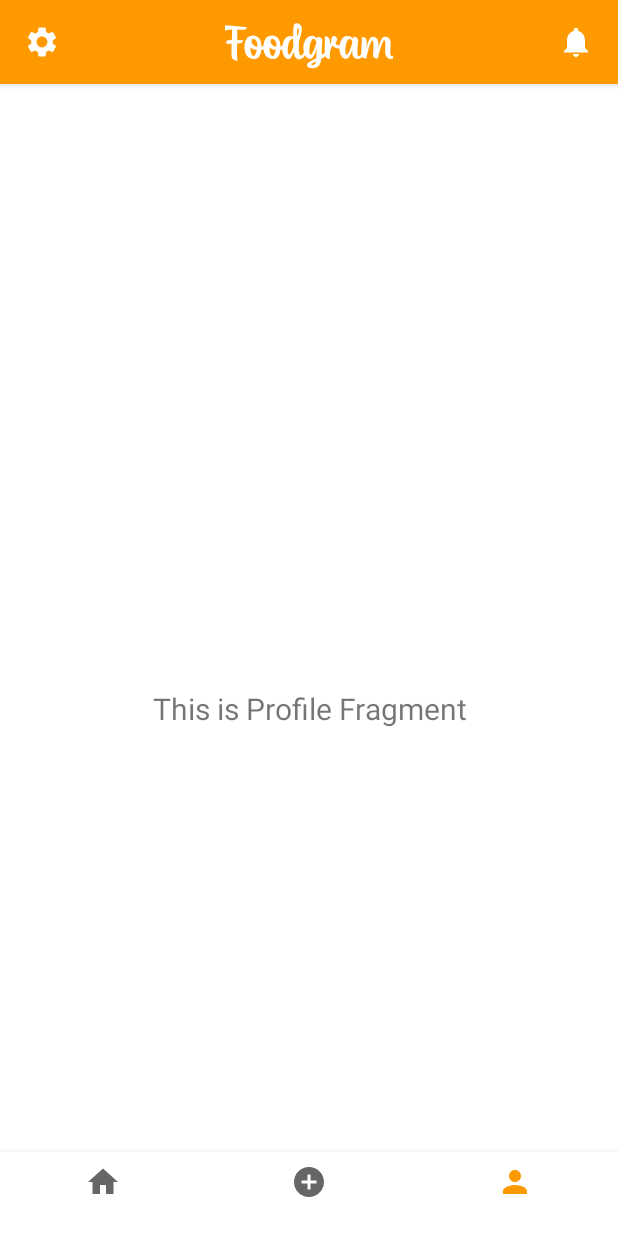
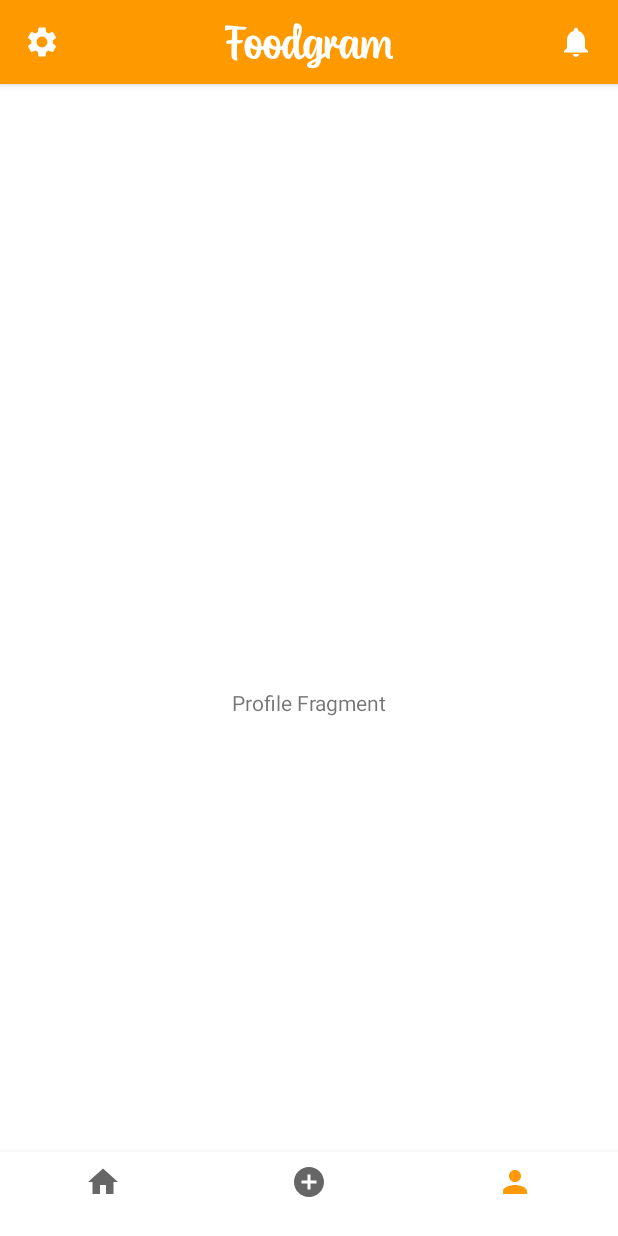
Before and after one commit to mousiyah/Foodgram, an Android app: the ProfileFragment screen opened through its navigation route, on a phone screen of 412 x 824 dp. Run offline under Robolectric (Android 15) with nearby library versions, the phone set to English and light mode, and no system bars; our stand-ins replace navigation-ui.

Commit message:
error free UI

```diff
--- /dev/null
+++ b/app/src/main/java/com/example/foodgram/ui/HomeFragment.kt
@@ -0,0 +1,32 @@
+package com.example.foodgram.ui
+
+import android.os.Bundle
+import android.view.LayoutInflater
+import android.view.View
+import android.view.ViewGroup
+import android.widget.TextView
+import androidx.fragment.app.Fragment
+import androidx.lifecycle.ViewModelProvider
+import com.example.foodgram.databinding.FragmentHomeBinding
+import com.example.foodgram.databinding.FragmentProfileBinding
+
+class HomeFragment : Fragment() {
+
+    private lateinit var binding: FragmentHomeBinding
+
+    override fun onCreateView(
+        inflater: LayoutInflater,
+        container: ViewGroup?,
+        savedInstanceState: Bundle?
+    ): View {
+
+        binding = FragmentHomeBinding.inflate(inflater, container, false)
+        val root: View = binding.root
+
+        return root
+    }
+
+    override fun onDestroyView() {
+        super.onDestroyView()
+    }
+}
--- a/app/src/main/java/com/example/foodgram/ui/profile/ProfileFragment.kt
+++ b/app/src/main/java/com/example/foodgram/ui/ProfileFragment.kt
@@ -1,4 +1,4 @@
-package com.example.foodgram.ui.profile
+package com.example.foodgram.ui
 
 import android.os.Bundle
 import android.view.LayoutInflater
@@ -7,36 +7,25 @@ import android.view.ViewGroup
 import android.widget.TextView
 import androidx.fragment.app.Fragment
 import androidx.lifecycle.ViewModelProvider
+import com.example.foodgram.databinding.FragmentHomeBinding
 import com.example.foodgram.databinding.FragmentProfileBinding
 
 class ProfileFragment : Fragment() {
 
-    private var _binding: FragmentProfileBinding? = null
-
-    // This property is only valid between onCreateView and
-    // onDestroyView.
-    private val binding get() = _binding!!
+    private lateinit var binding: FragmentProfileBinding
 
     override fun onCreateView(
         inflater: LayoutInflater,
         container: ViewGroup?,
         savedInstanceState: Bundle?
-    ): View {
-        val profileViewModel =
-            ViewModelProvider(this).get(ProfileViewModel::class.java)
-
-        _binding = FragmentProfileBinding.inflate(inflater, container, false)
+    ): View? {
+        binding = FragmentProfileBinding.inflate(inflater, container, false)
         val root: View = binding.root
 
-        val textView: TextView = binding.textNotifications
-        profileViewModel.text.observe(viewLifecycleOwner) {
-            textView.text = it
-        }
         return root
     }
 
     override fun onDestroyView() {
         super.onDestroyView()
-        _binding = null
     }
 }
--- a/app/src/main/java/com/example/foodgram/ui/home/HomeFragment.kt
+++ /dev/null
@@ -1,43 +0,0 @@
-package com.example.foodgram.ui.profile
-
-import android.os.Bundle
-import android.view.LayoutInflater
-import android.view.View
-import android.view.ViewGroup
-import android.widget.TextView
-import androidx.fragment.app.Fragment
-import androidx.lifecycle.ViewModelProvider
-import com.example.foodgram.databinding.FragmentProfileBinding
-import com.example.foodgram.ui.home.HomeViewModel
-
-class HomeFragment : Fragment() {
-
-    private var _binding: FragmentProfileBinding? = null
-
-    // This property is only valid between onCreateView and
-    // onDestroyView.
-    private val binding get() = _binding!!
-
-    override fun onCreateView(
-        inflater: LayoutInflater,
-        container: ViewGroup?,
-        savedInstanceState: Bundle?
-    ): View {
-        val homeViewModel =
-            ViewModelProvider(this).get(HomeViewModel::class.java)
-
-        _binding = FragmentProfileBinding.inflate(inflater, container, false)
-        val root: View = binding.root
-
-        val textView: TextView = binding.textNotifications
-        homeViewModel.text.observe(viewLifecycleOwner) {
-            textView.text = it
-        }
-        return root
-    }
-
-    override fun onDestroyView() {
-        super.onDestroyView()
-        _binding = null
-    }
-}
--- a/app/src/main/java/com/example/foodgram/ui/home/HomeViewModel.kt
+++ /dev/null
@@ -1,12 +0,0 @@
-package com.example.foodgram.ui.home
-
-import androidx.lifecycle.LiveData
-import androidx.lifecycle.MutableLiveData
-import androidx.lifecycle.ViewModel
-
-class HomeViewModel : ViewModel() {
-    private val _text = MutableLiveData<String>().apply {
-        value = "This is Home Fragment"
-    }
-    val text: LiveData<String> = _text
-}
--- a/app/src/main/java/com/example/foodgram/ui/profile/ProfileViewModel.kt
+++ /dev/null
@@ -1,13 +0,0 @@
-package com.example.foodgram.ui.profile
-
-import androidx.lifecycle.LiveData
-import androidx.lifecycle.MutableLiveData
-import androidx.lifecycle.ViewModel
-
-class ProfileViewModel : ViewModel() {
-
-    private val _text = MutableLiveData<String>().apply {
-        value = "This is Profile Fragment"
-    }
-    val text: LiveData<String> = _text
-}
--- a/app/src/main/res/layout/fragment_home.xml
+++ b/app/src/main/res/layout/fragment_home.xml
@@ -4,7 +4,17 @@
     xmlns:tools="http://schemas.android.com/tools"
     android:layout_width="match_parent"
     android:layout_height="match_parent"
-    tools:context=".ui.home.HomeFragment">
+    tools:context=".ui.HomeFragment">
 
+    <TextView
+        android:id="@+id/profileText"
+        android:layout_width="wrap_content"
+        android:layout_height="wrap_content"
+        android:text="Home Fragment"
+        app:layout_constraintTop_toTopOf="parent"
+        app:layout_constraintStart_toStartOf="parent"
+        app:layout_constraintEnd_toEndOf="parent"
+        app:layout_constraintBottom_toBottomOf="parent"
+        />
 
 </androidx.constraintlayout.widget.ConstraintLayout>
--- a/app/src/main/res/layout/fragment_profile.xml
+++ b/app/src/main/res/layout/fragment_profile.xml
@@ -4,19 +4,17 @@
     xmlns:tools="http://schemas.android.com/tools"
     android:layout_width="match_parent"
     android:layout_height="match_parent"
-    tools:context=".ui.profile.ProfileFragment">
+    tools:context=".ui.ProfileFragment">
 
     <TextView
-        android:id="@+id/text_notifications"
-        android:layout_width="match_parent"
+        android:id="@+id/profileText"
+        android:layout_width="wrap_content"
         android:layout_height="wrap_content"
-        android:layout_marginStart="8dp"
-        android:layout_marginTop="8dp"
-        android:layout_marginEnd="8dp"
-        android:textAlignment="center"
-        android:textSize="20sp"
+        android:text="Profile Fragment"
+        app:layout_constraintTop_toTopOf="parent"
+        app:layout_constraintStart_toStartOf="parent"
+        app:layout_constraintEnd_toEndOf="parent"
         app:layout_constraintBottom_toBottomOf="parent"
-        app:layout_constraintEnd_toEndOf="parent"
-        app:layout_constraintStart_toStartOf="parent"
-        app:layout_constraintTop_toTopOf="parent" />
+        />
+
 </androidx.constraintlayout.widget.ConstraintLayout>
--- a/app/src/main/res/navigation/mobile_navigation.xml
+++ b/app/src/main/res/navigation/mobile_navigation.xml
@@ -7,11 +7,11 @@
 
     <fragment
         android:id="@+id/navigation_home"
-        android:name="com.example.foodgram.ui.profile.HomeFragment"
+        android:name="com.example.foodgram.ui.HomeFragment"
         tools:layout="@layout/fragment_home" />
 
     <fragment
         android:id="@+id/navigation_profile"
-        android:name="com.example.foodgram.ui.profile.ProfileFragment"
+        android:name="com.example.foodgram.ui.ProfileFragment"
         tools:layout="@layout/fragment_profile" />
 </navigation>
```
